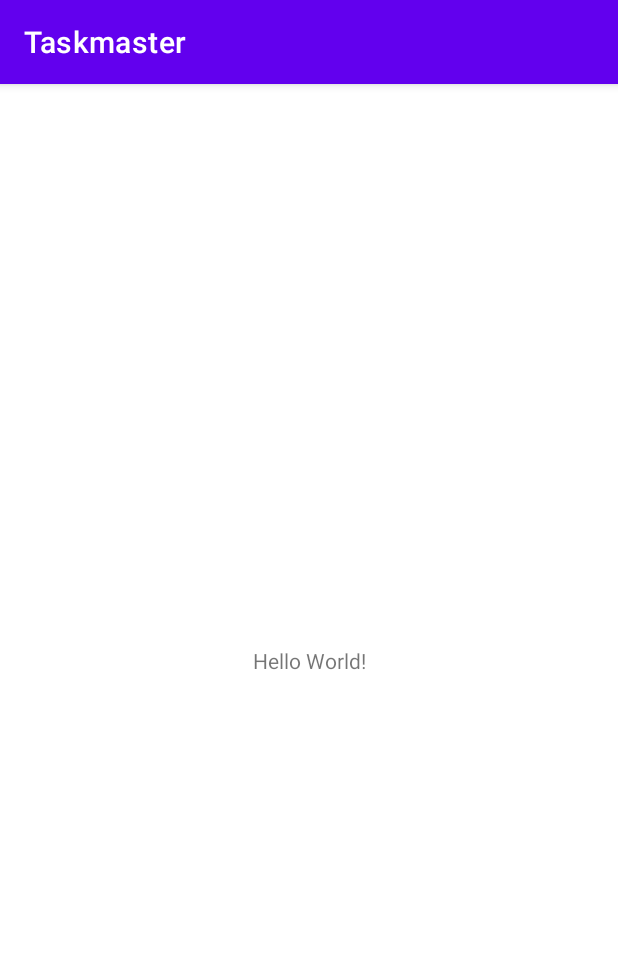
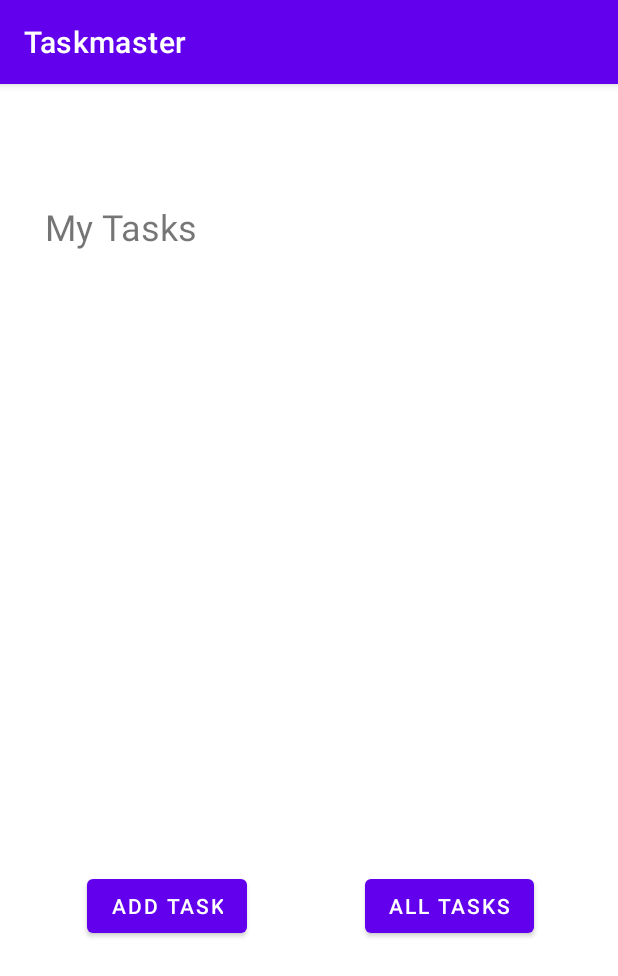
Before and after one commit to RogerMReyes/taskmaster, an Android app: the screen it shows after launch (MainActivity), on a phone screen of 412 x 824 dp. Shown: the top 976 px of the screen. Run offline under Robolectric (Android 15) with nearby library versions, the phone set to English and light mode, and no system bars.

Commit message:
Completed Lab26

```diff
--- a/app/src/main/AndroidManifest.xml
+++ b/app/src/main/AndroidManifest.xml
@@ -14,6 +14,12 @@
         android:theme="@style/Theme.Taskmaster"
         tools:targetApi="31">
         <activity
+            android:name=".allTasks"
+            android:exported="false" />
+        <activity
+            android:name=".addTask"
+            android:exported="false" />
+        <activity
             android:name=".MainActivity"
             android:exported="true">
             <intent-filter>
--- a/app/src/main/java/com/rrd12/taskmaster/MainActivity.java
+++ b/app/src/main/java/com/rrd12/taskmaster/MainActivity.java
@@ -2,7 +2,9 @@ package com.rrd12.taskmaster;
 
 import androidx.appcompat.app.AppCompatActivity;
 
+import android.content.Intent;
 import android.os.Bundle;
+import android.widget.Button;
 
 public class MainActivity extends AppCompatActivity {
 
@@ -10,5 +12,17 @@ public class MainActivity extends AppCompatActivity {
     protected void onCreate(Bundle savedInstanceState) {
         super.onCreate(savedInstanceState);
         setContentView(R.layout.activity_main);
+
+        Button addTaskButton = MainActivity.this.findViewById(R.id.addTaskButton);
+        addTaskButton.setOnClickListener(v -> {
+            Intent goToAddTaskIntent = new Intent(MainActivity.this, addTask.class);
+            startActivity(goToAddTaskIntent);
+        });
+
+        Button allTaskButton = MainActivity.this.findViewById(R.id.allTasksButton);
+        allTaskButton.setOnClickListener(v -> {
+            Intent goToAllTaskIntent = new Intent(MainActivity.this, allTasks.class);
+            startActivity(goToAllTaskIntent);
+        });
     }
 }
--- a/app/src/main/res/layout/activity_main.xml
+++ b/app/src/main/res/layout/activity_main.xml
@@ -9,10 +9,43 @@
     <TextView
         android:layout_width="wrap_content"
         android:layout_height="wrap_content"
-        android:text="Hello World!"
+        android:text="My Tasks"
+        android:textSize="24sp"
         app:layout_constraintBottom_toBottomOf="parent"
         app:layout_constraintEnd_toEndOf="parent"
+        app:layout_constraintHorizontal_bias="0.097"
         app:layout_constraintStart_toStartOf="parent"
-        app:layout_constraintTop_toTopOf="parent" />
+        app:layout_constraintTop_toTopOf="parent"
+        app:layout_constraintVertical_bias="0.107" />
+
+    <ImageView
+        android:id="@+id/imageView"
+        android:layout_width="298dp"
+        android:layout_height="275dp"
+        app:layout_constraintEnd_toEndOf="parent"
+        app:layout_constraintHorizontal_bias="0.491"
+        app:layout_constraintStart_toStartOf="parent"
+        tools:layout_editor_absoluteY="148dp"
+        tools:srcCompat="@tools:sample/avatars" />
+
+    <Button
+        android:id="@+id/addTaskButton"
+        android:layout_width="wrap_content"
+        android:layout_height="wrap_content"
+        android:text="ADD TASK"
+        app:layout_constraintBaseline_toBaselineOf="@+id/allTasksButton"
+        app:layout_constraintEnd_toStartOf="@+id/allTasksButton"
+        app:layout_constraintHorizontal_bias="0.424"
+        app:layout_constraintStart_toStartOf="parent" />
+
+    <Button
+        android:id="@+id/allTasksButton"
+        android:layout_width="0dp"
+        android:layout_height="wrap_content"
+        android:layout_marginEnd="56dp"
+        android:layout_marginBottom="196dp"
+        android:text="All Tasks"
+        app:layout_constraintBottom_toBottomOf="parent"
+        app:layout_constraintEnd_toEndOf="parent" />
 
 </androidx.constraintlayout.widget.ConstraintLayout>
```
Also changed, not shown: app/src/main/java/com/rrd12/taskmaster/addTask.java (added, +23 -0 lines), app/src/main/java/com/rrd12/taskmaster/allTasks.java (added, +22 -0 lines), app/src/main/res/layout/activity_add_task.xml (added, +94 -0 lines), app/src/main/res/layout/activity_all_tasks.xml (added, +29 -0 lines), 4 other files.
